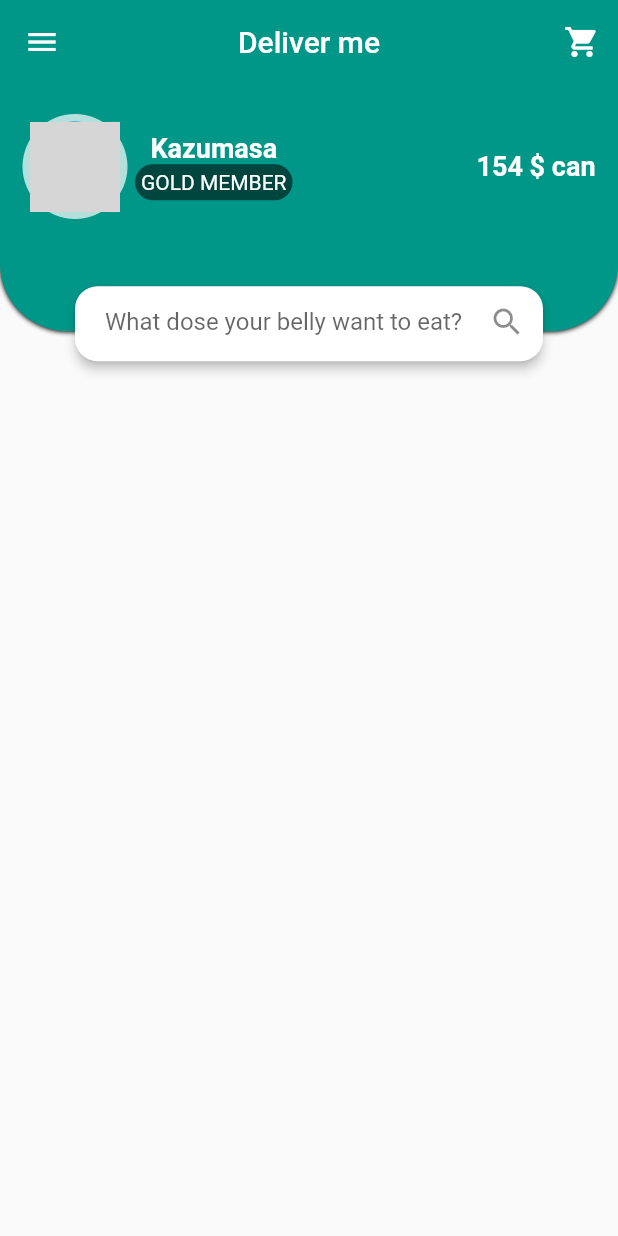
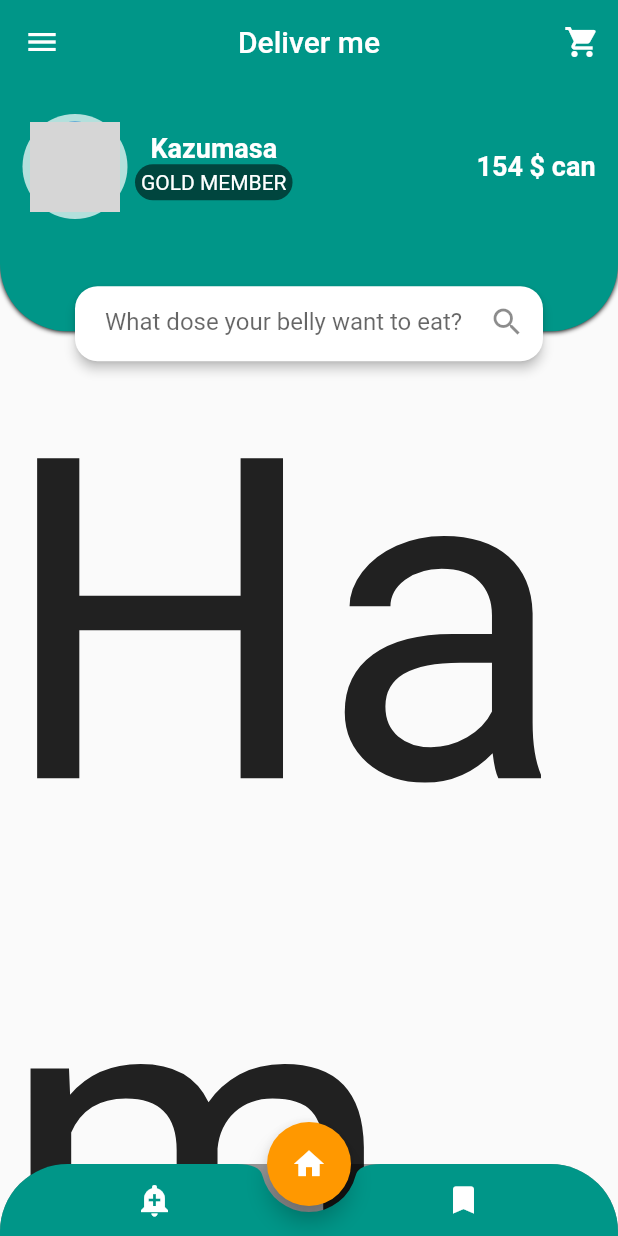
Before and after one commit to sukobra7/flutter_app_hamberger, a Flutter app: the screen it shows after launch, on a phone screen of 412 x 824 dp. Run offline on Flutter 3.47's test engine with Material 2 defaults, Android fonts, the phone set to English and light mode, and no system bars; grey boxes are pictures that could not be loaded.

Commit message:
bottom app bar

```diff
--- a/lib/main.dart
+++ b/lib/main.dart
@@ -10,7 +10,9 @@ class MyApp extends StatelessWidget {
   Widget build(BuildContext context) {
     return MaterialApp(
       theme: ThemeData(
-          appBarTheme: AppBarTheme(color: Colors.teal, centerTitle: true)),
+          appBarTheme: AppBarTheme(color: Colors.teal, centerTitle: true),
+          bottomAppBarColor: Colors.teal,
+          floatingActionButtonTheme: FloatingActionButtonThemeData(backgroundColor: Colors.orange)),
       home: Hamberger(),
       debugShowCheckedModeBanner: false,
     );
@@ -39,7 +41,49 @@ class _HambergerState extends State<Hamberger> {
           ],
         ),
         Header(),
+        SliverList(
+            delegate: SliverChildListDelegate(
+          [
+            Text(
+              'Hamberger',
+              style: TextStyle(fontSize: 300),
+            ),
+          ],
+        ))
       ]),
+      //ボタンと重なるtextを表示
+      extendBody: true,
+      // floatbuttonを真ん中に配置
+      floatingActionButtonLocation: FloatingActionButtonLocation.centerDocked,
+      floatingActionButton:
+          FloatingActionButton(onPressed: () {}, child: Icon(Icons.home)),
+      // 画像などのコンテンツの角を丸くしたい場合はClipRRectが便利
+      bottomNavigationBar: ClipRRect(
+        borderRadius: BorderRadius.vertical(top: Radius.circular(45)),
+              child: Container(
+          color: Colors .black38,
+          child: BottomAppBar(
+            shape: CircularNotchedRectangle(),
+              child: Row(
+            children: [
+              Spacer(),
+              IconButton(
+                icon: Icon(Icons.add_alert),
+                color: Colors.white,
+                onPressed: () {},
+              ),
+              Spacer(),
+              Spacer(),
+              IconButton(
+                icon: Icon(Icons.turned_in),
+                color: Colors.white,
+                onPressed: () {},
+              ),
+              Spacer(),
+            ],
+          )),
+        ),
+      ),
     );
   }
 }
```
